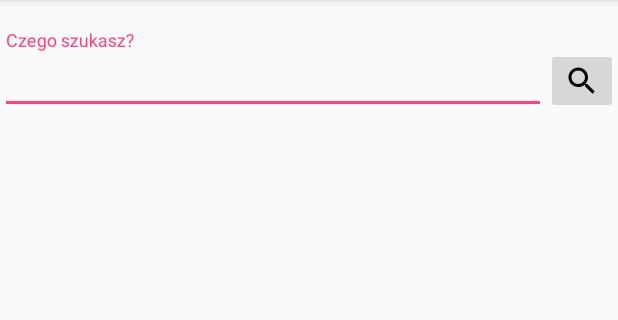
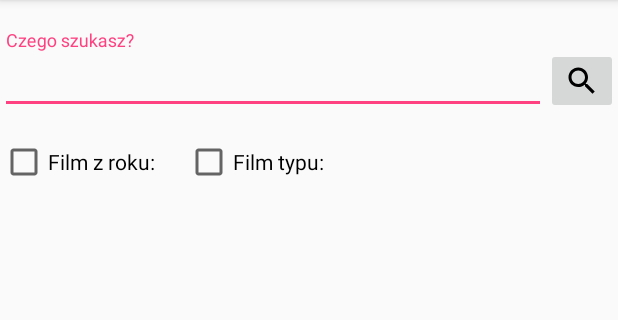
Before and after one commit to w-kamil/MovieApp, an Android app: the screen it shows after launch (SearchActivity), on a phone screen of 412 x 824 dp, the part 84-404 px from its top. Run offline under Robolectric (Android 15) with nearby library versions, the phone set to English and light mode, and no system bars; our stand-ins replace ButterKnife.

Commit message:
search by year and type

```diff
--- a/app/src/main/java/com/github/w_kamil/movieapp/ListingPresenter.java
+++ b/app/src/main/java/com/github/w_kamil/movieapp/ListingPresenter.java
@@ -24,9 +24,10 @@ public class ListingPresenter extends Presenter<ListingActivity> {
     }
 
 
-    public Observable<SearchResult> getDataAsync(final String title) {
+    public Observable<SearchResult> getDataAsync(final String title, int year, String type) {
 
-        return retrofit.create(SearchService.class).search(title);
+        String stringYear = year == ListingActivity.NO_YEAR_SELECTED ? null : String.valueOf(year);
+        return retrofit.create(SearchService.class).search(title, stringYear, type);
 
 
 //        new Thread() {
--- a/app/src/main/java/com/github/w_kamil/movieapp/SearchActivity.java
+++ b/app/src/main/java/com/github/w_kamil/movieapp/SearchActivity.java
@@ -4,30 +4,83 @@ import android.os.Bundle;
 import android.support.design.widget.TextInputEditText;
 import android.support.v7.app.AppCompatActivity;
 import android.view.View;
+import android.view.animation.Interpolator;
+import android.widget.CheckBox;
+import android.widget.CompoundButton;
 import android.widget.ImageButton;
+import android.widget.NumberPicker;
+import android.widget.RadioButton;
+import android.widget.RadioGroup;
+
+import java.util.Calendar;
+import java.util.HashMap;
+import java.util.Map;
+
+import butterknife.BindView;
+import butterknife.ButterKnife;
+import butterknife.OnCheckedChanged;
+import butterknife.OnClick;
 
 public class SearchActivity extends AppCompatActivity {
+
+    private Map<Integer, String> apiKeysMap = new HashMap<Integer, String>() {{
+        put(R.id.radio_movies, "movie");
+        put(R.id.radio_series, "series");
+        put(R.id.radio_games, "game");
+    }};
+
+    @BindView(R.id.year_number_picker)
+    NumberPicker yearNumberPicker;
+
+    @BindView(R.id.search_button)
+    ImageButton searchButton;
+
+    @BindView(R.id.edit_text)
+    TextInputEditText searchInputText;
+
+    @BindView(R.id.year_checkbox)
+    CheckBox yearCheckBox;
+
+    @BindView(R.id.type_checkbox)
+    CheckBox typeCheckBox;
+
+    @BindView(R.id.radio_group)
+    RadioGroup radioGroup;
+
+
 
 
     @Override
     protected void onCreate(Bundle savedInstanceState) {
         super.onCreate(savedInstanceState);
         setContentView(R.layout.activity_search);
+        ButterKnife.bind(this);
 
+        Calendar calendar = Calendar.getInstance();
+        int year = calendar.get(Calendar.YEAR);
 
-        ImageButton searchButton = (ImageButton) findViewById(R.id.search_button);
-        final TextInputEditText searchInputText = (TextInputEditText) findViewById(R.id.edit_text);
-        searchButton.setOnClickListener(new View.OnClickListener() {
-            @Override
-            public void onClick(View v) {
-                startActivity(ListingActivity.createIntent(searchInputText.getText().toString(), SearchActivity.this));
-
-
-            }
-        });
-
-
+        yearNumberPicker.setMinValue(1950);
+        yearNumberPicker.setMaxValue(year);
+        yearNumberPicker.setValue(year);
+        yearNumberPicker.setWrapSelectorWheel(true);
     }
 
+    @OnCheckedChanged(R.id.year_checkbox)
+    void onYearCheckBoxStateChanged(CompoundButton buttonView, boolean isChecked) {
+        yearNumberPicker.setVisibility(isChecked ? View.VISIBLE : View.INVISIBLE);
+    }
+
+    @OnCheckedChanged(R.id.type_checkbox)
+    void onTyoeCheckBoxStateChanged(CompoundButton buttonView, boolean isChecked) {
+        radioGroup.setVisibility(isChecked ? View.VISIBLE : View.INVISIBLE);
+    }
+
+    @OnClick(R.id.search_button)
+    void onSearchButtonClick() {
+        int checkedRadio = radioGroup.getCheckedRadioButtonId();
+        String typeKey = typeCheckBox.isChecked() ? apiKeysMap.get(checkedRadio) : null;
+        int year = yearCheckBox.isChecked() ? yearNumberPicker.getValue() : ListingActivity.NO_YEAR_SELECTED;
+        startActivity(ListingActivity.createIntent(searchInputText.getText().toString(), year, typeKey, SearchActivity.this));
+    }
 
 }
--- a/app/src/main/java/com/github/w_kamil/movieapp/SearchService.java
+++ b/app/src/main/java/com/github/w_kamil/movieapp/SearchService.java
@@ -8,7 +8,7 @@ import retrofit2.http.Query;
 public interface SearchService {
 
     @GET("/")
-    Observable<SearchResult> search (@Query("s") String title);
+    Observable<SearchResult> search (@Query("s") String title, @Query("y") String year, @Query("type") String type);
 
 
 }
--- a/app/src/main/res/layout/activity_search.xml
+++ b/app/src/main/res/layout/activity_search.xml
@@ -7,10 +7,10 @@
     tools:context="com.github.w_kamil.movieapp.SearchActivity">
 
     <android.support.design.widget.TextInputLayout
-        android:layout_marginTop="20dp"
         android:id="@+id/text_input_layout"
         android:layout_width="match_parent"
         android:layout_height="wrap_content"
+        android:layout_marginTop="20dp"
         android:layout_toLeftOf="@+id/search_button">
 
         <android.support.design.widget.TextInputEditText
@@ -29,4 +29,59 @@
         android:layout_alignParentRight="true"
         app:srcCompat="@drawable/ic_search" />
 
+    <CheckBox
+        android:id="@+id/year_checkbox"
+        android:layout_width="wrap_content"
+        android:layout_height="wrap_content"
+        android:layout_below="@id/text_input_layout"
+        android:layout_marginTop="16dp"
+        android:layout_marginBottom="16dp"
+        android:text="@string/by_year" />
+    <NumberPicker
+        android:id="@+id/year_number_picker"
+        android:layout_width="wrap_content"
+        android:layout_height="wrap_content"
+        android:layout_below="@+id/year_checkbox"
+        android:layout_alignLeft="@+id/year_checkbox"
+        android:visibility="gone"/>
+
+    <CheckBox
+        android:id="@+id/type_checkbox"
+        android:text="@string/by_type"
+        android:layout_marginLeft="20dp"
+        android:layout_toRightOf="@+id/year_checkbox"
+        android:layout_alignTop="@+id/year_checkbox"
+        android:layout_width="wrap_content"
+        android:layout_height="wrap_content" />
+
+    <RadioGroup
+        android:id="@+id/radio_group"
+        android:visibility="gone"
+        android:layout_width="wrap_content"
+        android:layout_height="wrap_content"
+        android:layout_marginTop="16dp"
+        android:layout_below="@+id/type_checkbox"
+        android:layout_alignLeft="@+id/type_checkbox">
+
+        <RadioButton
+            android:id="@+id/radio_movies"
+            android:text="@string/movie"
+            android:layout_width="wrap_content"
+            android:layout_height="wrap_content" />
+
+        <RadioButton
+            android:id="@+id/radio_series"
+            android:text="@string/series"
+            android:layout_width="wrap_content"
+            android:layout_height="wrap_content" />
+
+        <RadioButton
+            android:id="@+id/radio_games"
+            android:text="@string/game"
+            android:layout_width="wrap_content"
+            android:layout_height="wrap_content" />
+
+    </RadioGroup>
+
+
 </RelativeLayout>
--- a/app/src/main/res/values/strings.xml
+++ b/app/src/main/res/values/strings.xml
@@ -1,4 +1,11 @@
 <resources>
     <string name="app_name">MovieApp</string>
     <string name="search_question_hint">Czego szukasz?</string>
+    <string name="by_year">Film z roku:</string>
+    <string name="by_type">Film typu:</string>
+    <string name="movie">Filmy</string>
+    <string name="series">Seriale</string>
+    <string name="game">Gry</string>
+    <string name="no_results">Brak wyników</string>
+
 </resources>
```
Also changed, not shown: app/src/main/java/com/github/w_kamil/movieapp/ListingActivity.java (+21 -7 lines), app/src/main/res/layout/activity_listing.xml (+16 -2 lines).
